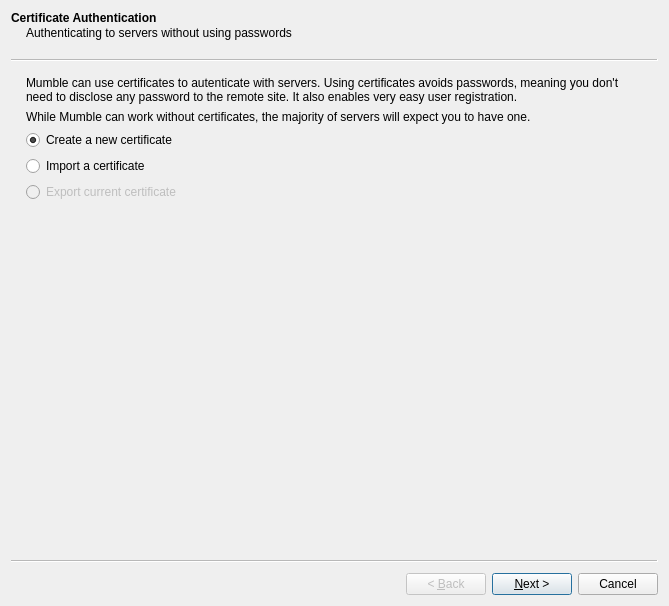
Before: the Qt Designer form src/mumble/Cert.ui in mumble-voip/mumble, drawn with Qt 5.
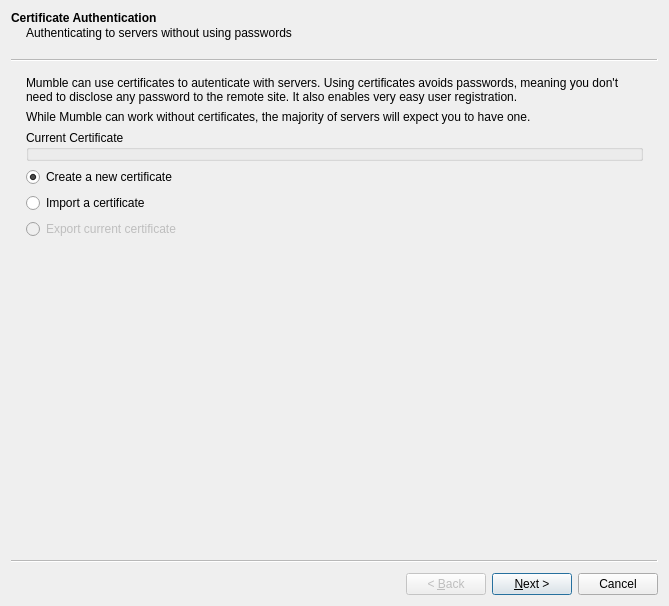
After: the same form once the commit is applied. Custom widgets are drawn as their Qt base class.

Commit message: Show current certificate (if any) on welcomepage of certwizard

What changed in the file:
```diff
--- a/src/mumble/Cert.ui
+++ b/src/mumble/Cert.ui
@@ -44,6 +44,13 @@
       </property>
      </widget>
     </item>
+    <item>
+     <widget class="CertView" name="cvWelcome">
+      <property name="title">
+       <string>Current Certificate</string>
+      </property>
+     </widget>
+    </item>
     <item>
      <widget class="QRadioButton" name="qrbCreate">
       <property name="text">
```
Left out of the diff: 2 changed lines with no effect on the pictures. The commit also changes 1 other file.
